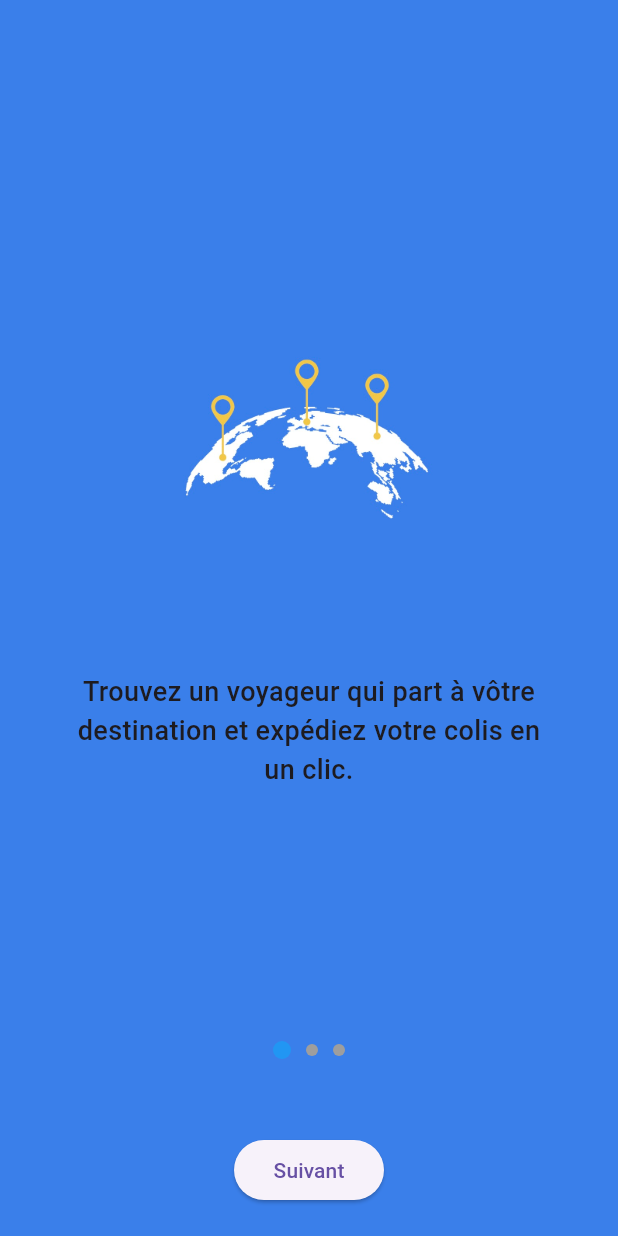
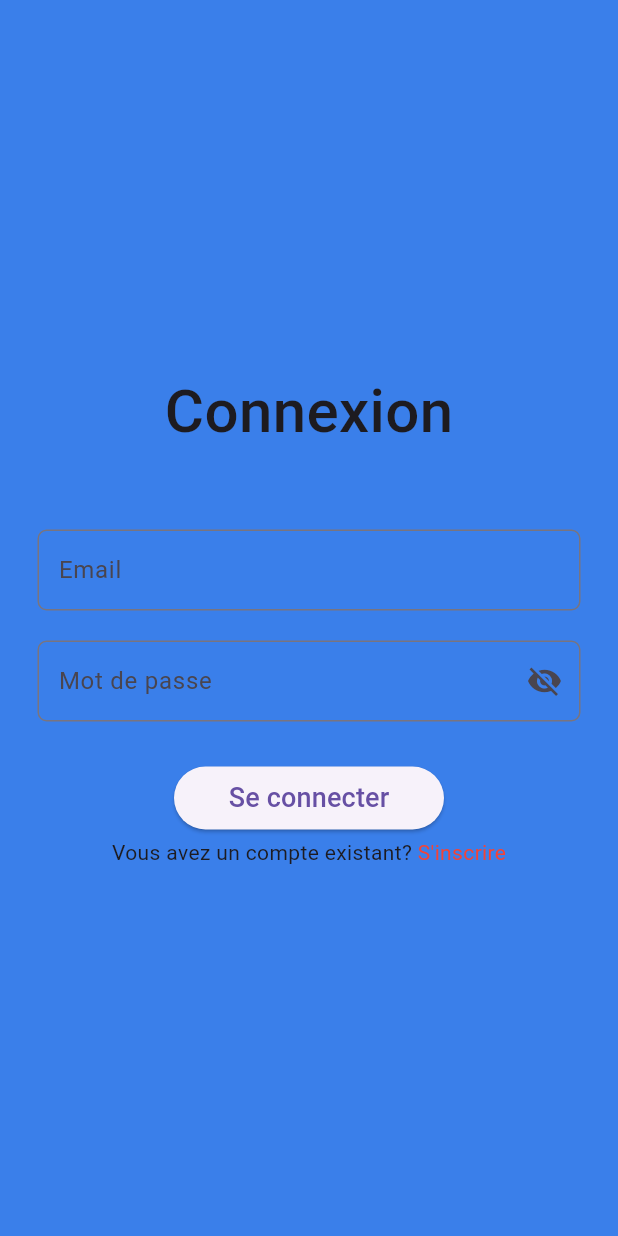
Before and after one commit to sendpacket/sendpacket-mvp, a Flutter app: the screen it shows after launch, on a phone screen of 412 x 824 dp. Run offline on Flutter 3.47's test engine with Material 3 defaults, Android fonts, the light colour scheme and no system bars; our stand-ins replace firebase_auth, firebase_core; accounts and stored records are empty.

Commit message:
Authentification(Login/Signup/Logout).

```diff
--- a/lib/main.dart
+++ b/lib/main.dart
@@ -1,5 +1,5 @@
 import 'package:flutter/material.dart';
-import 'presentation/screens/onboarding/onboarding_screen.dart';
+import 'presentation/screens/auth/login_screen.dart';
 import 'package:flutter/foundation.dart';
 import 'package:firebase_core/firebase_core.dart';
 
@@ -50,7 +50,7 @@ class _SplashScreenState extends State<SplashScreen> {
       if (!mounted) return;
       Navigator.pushReplacement(
         context,
-        MaterialPageRoute(builder: (context) => const OnboardingScreen()),
+        MaterialPageRoute(builder: (context) => const LoginScreen()),
       );
     });
   }
--- a/lib/presentation/screens/auth/login_screen.dart
+++ b/lib/presentation/screens/auth/login_screen.dart
@@ -0,0 +1,143 @@
+import 'dart:developer';
+import 'package:flutter/material.dart';
+import '../../screens/auth/auth_service.dart';
+import '../../screens/auth/signup_screen.dart';
+import '../../screens/home/home_screen.dart';
+import '../../widgets/button.dart';
+import '../../widgets/textfield.dart';
+
+class LoginScreen extends StatefulWidget {
+  const LoginScreen({super.key});
+
+  @override
+  State<LoginScreen> createState() => _LoginScreenState();
+}
+
+class _LoginScreenState extends State<LoginScreen> {
+  final AuthService _auth = AuthService();
+
+  final TextEditingController _email = TextEditingController();
+  final TextEditingController _password = TextEditingController();
+
+  bool _obscurePassword = true;
+
+  @override
+  void dispose() {
+    _email.dispose();
+    _password.dispose();
+    super.dispose();
+  }
+
+  @override
+  Widget build(BuildContext context) {
+    return Scaffold(
+      body: Padding(
+        padding: const EdgeInsets.symmetric(horizontal: 25),
+        child: Column(
+          children: [
+            const Spacer(),
+            const Text(
+              "Connexion",
+              style: TextStyle(fontSize: 40, fontWeight: FontWeight.w500),
+            ),
+            const SizedBox(height: 50),
+            CustomTextField(
+              hint: "Entrez votre Email",
+              label: "Email",
+              controller: _email,
+            ),
+            const SizedBox(height: 20),
+            CustomTextField(
+              hint: "Entrez votre Mot de passe",
+              label: "Mot de passe",
+              controller: _password,
+              isPassword: true,
+              obscureText: _obscurePassword,
+              obscureToggle: () {
+                setState(() {
+                  _obscurePassword = !_obscurePassword;
+                });
+              },
+            ),
+            const SizedBox(height: 30),
+            CustomButton(
+              label: "Se connecter",
+              onPressed: _login,
+            ),
+            const SizedBox(height: 5),
+            Row(
+              mainAxisAlignment: MainAxisAlignment.center,
+              children: [
+                const Text("Vous avez un compte existant? "),
+                InkWell(
+                  onTap: () => goToSignup(context),
+                  child: const Text(
+                    "S'inscrire",
+                    style: TextStyle(color: Colors.red),
+                  ),
+                )
+              ],
+            ),
+            const Spacer()
+          ],
+        ),
+      ),
+    );
+  }
+
+  void goToSignup(BuildContext context) {
+    Navigator.push(
+      context,
+      MaterialPageRoute(builder: (_) => const SignupScreen()),
+    );
+  }
+
+  void goToHome(BuildContext context) {
+    Navigator.push(
+      context,
+      MaterialPageRoute(builder: (_) => const HomeScreen()),
+    );
+  }
+
+  Future<void> _showErrorDialog(String message) async {
+    if (!mounted) return;
+    return showDialog(
+      context: context,
+      builder: (_) => AlertDialog(
+        title: const Text("Connexion échouée"),
+        content: Text(message),
+        actions: [
+          TextButton(
+            onPressed: () => Navigator.pop(context),
+            child: const Text("OK"),
+          )
+        ],
+      ),
+    );
+  }
+
+  Future<void> _login() async {
+    try {
+      final user = await _auth.loginUserWithEmailAndPassword(
+        _email.text.trim(),
+        _password.text.trim(),
+      );
+
+      if (user != null) {
+        log("Utilisateur connecté avec succès");
+
+        if (!mounted) return;
+
+        // Vider les champs après connexion réussie
+        _email.clear();
+        _password.clear();
+
+        goToHome(context);
+      } else {
+        _showErrorDialog("Email ou Mot de passe incorrect.");
+      }
+    } catch (e) {
+      _showErrorDialog("Une erreur est survenue: $e");
+    }
+  }
+}
--- /dev/null
+++ b/lib/presentation/widgets/button.dart
@@ -0,0 +1,20 @@
+import 'package:flutter/material.dart';
+
+class CustomButton extends StatelessWidget {
+  const CustomButton({super.key, required this.label, this.onPressed});
+  final String label;
+  final void Function()? onPressed;
+
+  @override
+  Widget build(BuildContext context) {
+    return SizedBox(
+        width: 180,
+        height: 42,
+        child: ElevatedButton(
+            onPressed: onPressed,
+            child: Text(
+              label,
+              style: const TextStyle(fontSize: 18),
+            )));
+  }
+}
--- /dev/null
+++ b/lib/presentation/widgets/textfield.dart
@@ -0,0 +1,52 @@
+import 'package:flutter/material.dart';
+
+class CustomTextField extends StatelessWidget {
+  const CustomTextField({
+    super.key,
+    required this.hint,
+    required this.label,
+    this.controller,
+    this.isPassword = false,
+    this.focusNode,
+    this.obscureToggle,
+    this.obscureText = false,
+    this.onChanged,
+  });
+
+  final String hint;
+  final String label;
+  final TextEditingController? controller;
+  final bool isPassword;
+  final FocusNode? focusNode;
+  final VoidCallback? obscureToggle;
+  final bool obscureText;
+  final ValueChanged<String>? onChanged;
+
+  @override
+  Widget build(BuildContext context) {
+    return TextField(
+      controller: controller,
+      focusNode: focusNode,
+      obscureText: isPassword ? obscureText : false,
+      onChanged: onChanged,
+      decoration: InputDecoration(
+        hintText: hint,
+        contentPadding:
+        const EdgeInsets.symmetric(vertical: 15, horizontal: 10),
+        label: Text(label),
+        border: OutlineInputBorder(
+          borderRadius: BorderRadius.circular(6),
+          borderSide: const BorderSide(color: Colors.grey, width: 1),
+        ),
+        suffixIcon: isPassword
+            ? IconButton(
+          icon: Icon(
+            obscureText ? Icons.visibility_off : Icons.visibility,
+          ),
+          onPressed: obscureToggle,
+        )
+            : null,
+      ),
+    );
+  }
+}
```
Also changed, not shown: lib/presentation/screens/auth/auth_service.dart (added, +39 -0 lines), lib/presentation/screens/auth/signup_screen.dart (added, +282 -0 lines), lib/presentation/screens/settings/settings_screen.dart (+90 -9 lines), lib/presentation/screens/auth/register_screen.dart (deleted), 1 other file.
